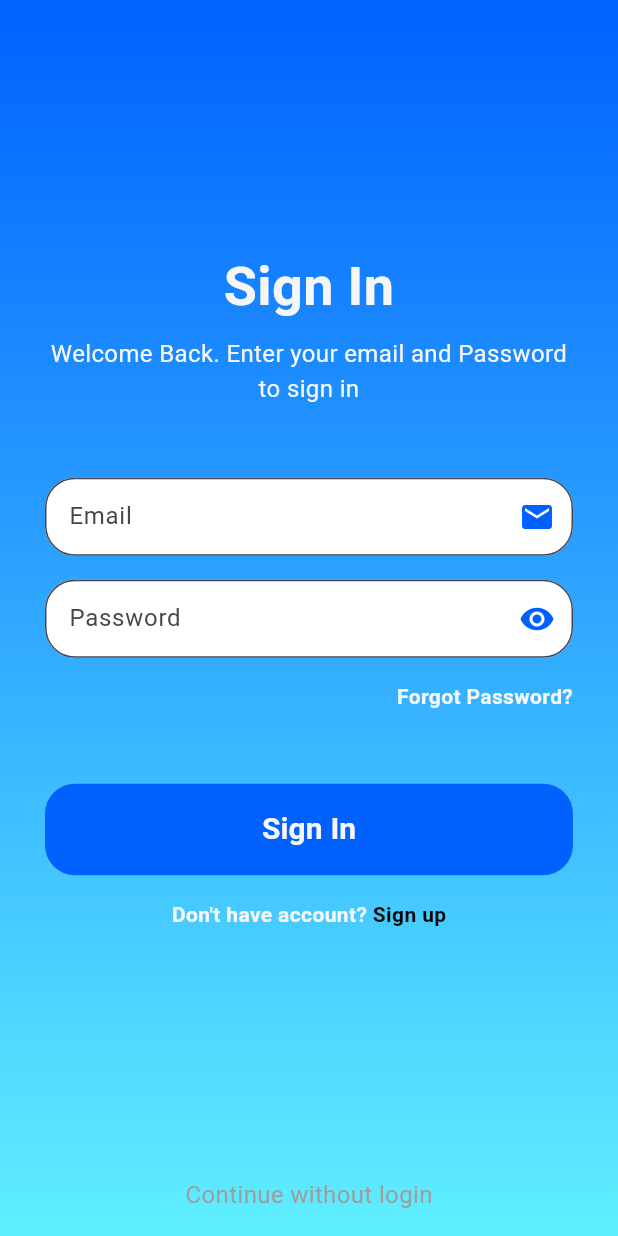
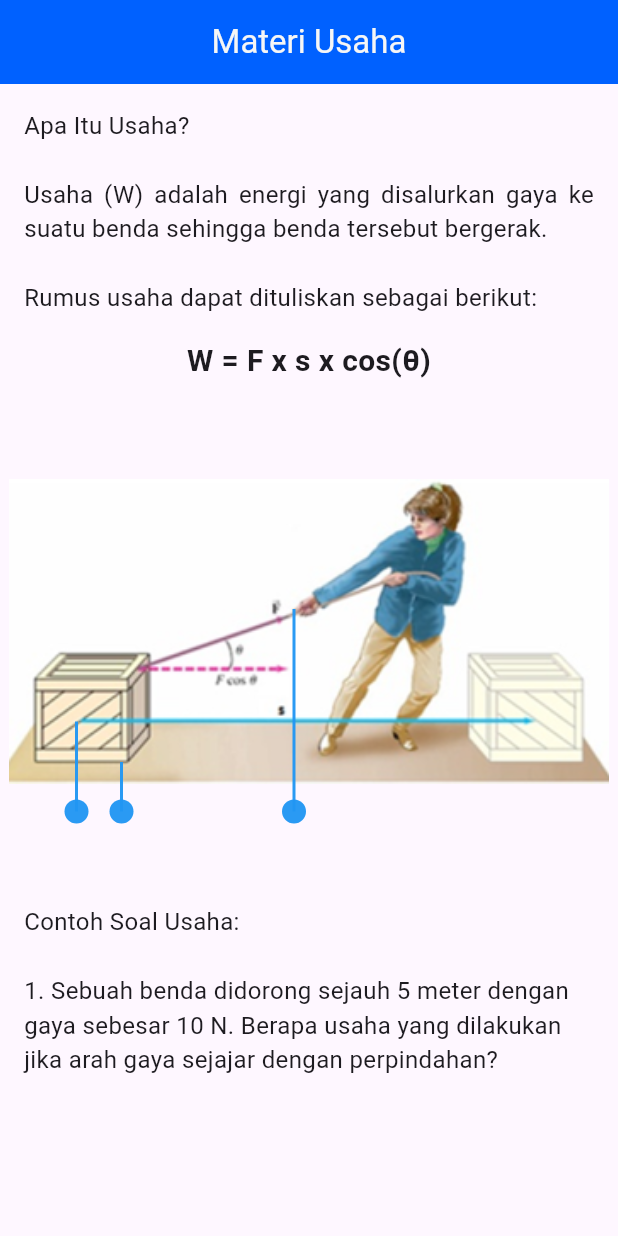
Before and after one commit to DesrielKiki/sunco_physics, a Flutter app: the screen it shows after launch, on a phone screen of 412 x 824 dp. Run offline on Flutter 3.47's test engine with Material 3 defaults, Android fonts, the light colour scheme and no system bars; our stand-ins replace cloud_firestore, firebase_auth, firebase_core, shared_preferences; accounts and stored records are empty.

Commit message:
:hammer: create work lesson and interactive lesson

```diff
--- /dev/null
+++ b/lib/data/model/interactive_point.dart
@@ -0,0 +1,13 @@
+import 'package:flutter/material.dart';
+
+class InteractivePoint {
+  final Offset position;
+  final double lineLength;
+  final String description;
+
+  InteractivePoint({
+    required this.position,
+    required this.lineLength,
+    required this.description,
+  });
+}
--- a/lib/main.dart
+++ b/lib/main.dart
@@ -1,6 +1,7 @@
 import 'package:firebase_core/firebase_core.dart';
 import 'package:flutter/material.dart';
 import 'package:sunco_physics/presentation/navigation/app_routes.dart';
+import 'package:sunco_physics/presentation/screen/lesson/list/work_lesson.dart';
 
 void main() async {
   WidgetsFlutterBinding.ensureInitialized();
@@ -21,14 +22,15 @@ class MyApp extends StatelessWidget {
     return MaterialApp(
       title: 'Flutter Demo',
       debugShowCheckedModeBanner: false,
-      initialRoute: AppRoutes.splash,
-      onGenerateRoute: AppRoutes.generateRoute,
+      // initialRoute: AppRoutes.splash,
+      // onGenerateRoute: AppRoutes.generateRoute,
       theme: ThemeData(
         colorScheme: ColorScheme.fromSeed(
           seedColor: Colors.deepPurple,
         ),
         useMaterial3: true,
       ),
+      home: const WorkLessonScreen(),
     );
   }
 }
--- /dev/null
+++ b/lib/presentation/component/vertical_line_painter.dart
@@ -0,0 +1,36 @@
+import 'package:flutter/material.dart';
+import 'package:sunco_physics/data/model/interactive_point.dart';
+
+class VerticalLinePainter extends CustomPainter {
+  final List<InteractivePoint> points;
+  final List<double> opacityValues; // Opacity untuk garis
+
+  VerticalLinePainter({
+    required this.points,
+    required this.opacityValues,
+  });
+
+  @override
+  void paint(Canvas canvas, Size size) {
+    final Paint linePaint = Paint()
+      ..color = Colors.blue
+      ..strokeWidth = 2.0
+      ..style = PaintingStyle.stroke;
+
+    // Menggambar garis dengan opacity
+    for (int i = 0; i < points.length; i++) {
+      final InteractivePoint point = points[i];
+      final double opacity = opacityValues[i]; // Opacity yang sedang berlaku untuk garis
+
+      final Offset start = point.position;
+      final Offset end = Offset(start.dx, start.dy + point.lineLength);
+
+      // Mengatur opacity garis dengan benar
+      linePaint.color = Colors.blue.withOpacity(opacity);
+      canvas.drawLine(start, end, linePaint); // Menggambar garis
+    }
+  }
+
+  @override
+  bool shouldRepaint(covariant CustomPainter oldDelegate) => true;
+}
--- a/lib/presentation/navigation/app_routes.dart
+++ b/lib/presentation/navigation/app_routes.dart
@@ -3,25 +3,37 @@ import 'package:sunco_physics/presentation/screen/calculator/calculator_list/pot
 import 'package:sunco_physics/presentation/screen/calculator/calculator_list.dart';
 import 'package:sunco_physics/presentation/screen/home/home_screen.dart';
 import 'package:sunco_physics/presentation/screen/lesson/lesson_list.dart';
+import 'package:sunco_physics/presentation/screen/lesson/list/work_lesson.dart';
 import 'package:sunco_physics/presentation/screen/profile/edit/edit_password.dart';
 import 'package:sunco_physics/presentation/screen/profile/edit/edit_profile.dart';
 import 'package:sunco_physics/presentation/screen/splash/splash_screen.dart';
 
 class AppRoutes {
+  /// Main List Route
+
   static const String splash = '/';
   static const String home = '/home';
   static const String history = '/history';
   static const String profile = '/profile';
-
-  static const String calculatorList = '/calculatorList';
-  static const String lessonList = '/lessonList';
-  static const String potentialEnergy = '/potential_energy';
-
   static const String editProfile = '/edit_profile';
   static const String editPassword = '/edit_password';
 
+  /// Calculator List Route
+
+  static const String calculatorList = '/calculatorList';
+  static const String potentialEnergyCalculator =
+      '/potential_energy_calculator';
+
+  /// lesson List Route
+  static const String lessonList = '/lessonList';
+  static const String workLesson = '/work_lesson';
+
   static Route<dynamic> generateRoute(RouteSettings settings) {
     switch (settings.name) {
+      /**
+       * Main List Route
+       */
+
       case splash:
         return MaterialPageRoute(
           builder: (_) => const SplashScreen(),
@@ -29,18 +41,6 @@ class AppRoutes {
       case home:
         return MaterialPageRoute(
           builder: (_) => const HomeScreen(),
-        );
-      case calculatorList:
-        return MaterialPageRoute(
-          builder: (_) => const CalculatorListScreen(),
-        );
-      case lessonList:
-        return MaterialPageRoute(
-          builder: (_) => const LessonListScreen(),
-        );
-      case potentialEnergy:
-        return MaterialPageRoute(
-          builder: (_) => const PotentialEnergyCalculatorScreen(),
         );
       case editProfile:
         return MaterialPageRoute(
@@ -50,6 +50,33 @@ class AppRoutes {
         return MaterialPageRoute(
           builder: (_) => const EditPasswordScreen(),
         );
+
+      /**
+       * Calculator List Route
+       */
+
+      case calculatorList:
+        return MaterialPageRoute(
+          builder: (_) => const CalculatorListScreen(),
+        );
+      case potentialEnergyCalculator:
+        return MaterialPageRoute(
+          builder: (_) => const PotentialEnergyCalculatorScreen(),
+        );
+
+      /**
+       * Lesson List Route
+       */
+
+      case lessonList:
+        return MaterialPageRoute(
+          builder: (_) => const LessonListScreen(),
+        );
+      case workLesson:
+        return MaterialPageRoute(
+          builder: (_) => const WorkLessonScreen(),
+        );
+
       default:
         return MaterialPageRoute(
           builder: (_) => const Scaffold(
--- /dev/null
+++ b/lib/presentation/screen/lesson/list/work_lesson.dart
@@ -0,0 +1,224 @@
+import 'package:flutter/material.dart';
+import 'package:sunco_physics/data/model/interactive_point.dart';
+import 'package:sunco_physics/presentation/component/vertical_line_painter.dart';
+import 'package:sunco_physics/presentation/theme/color_config.dart';
+import 'package:sunco_physics/presentation/component/lesson_dialog.dart';
+
+class WorkLessonScreen extends StatefulWidget {
+  const WorkLessonScreen({super.key});
+
+  @override
+  State<WorkLessonScreen> createState() => _WorkLessonScreenState();
+}
+
+class _WorkLessonScreenState extends State<WorkLessonScreen> with TickerProviderStateMixin {
+  final List<InteractivePoint> points = [
+    InteractivePoint(
+      position: const Offset(45, 210),
+      lineLength: 60,
+      description:
+          "Kotak A: Benda ini awalnya dalam posisi diam sebelum gaya diberikan.",
+    ),
+    InteractivePoint(
+      position: const Offset(190, 135),
+      lineLength: 135,
+      description: "Gaya: Ini adalah arah gaya yang bekerja pada benda.",
+    ),
+    InteractivePoint(
+      position: const Offset(75, 237),
+      lineLength: 33,
+      description: "Kotak B: Posisi akhir benda setelah mengalami usaha.",
+    ),
+  ];
+
+  late List<AnimationController> _animationControllers;
+  late List<Animation<double>> _opacityAnimations;
+  late List<bool> clickedPoints;
+  late List<double> opacityValues;
+
+  @override
+  void initState() {
+    super.initState();
+
+    clickedPoints = List.generate(points.length, (_) => false);
+    opacityValues =
+        List.generate(points.length, (_) => 1.0); // Mulai dengan opacity penuh
+
+    // Inisialisasi AnimationController untuk setiap titik
+    _animationControllers = List.generate(
+      points.length,
+      (_) => AnimationController(
+        duration: const Duration(seconds: 1),
+        vsync: this,
+      )..repeat(reverse: true), // Ulangi animasi dengan efek reverse
+    );
+
+    // Membuat animasi kedip (opacity)
+    _opacityAnimations = _animationControllers
+        .map(
+          (controller) => Tween<double>(begin: 1.0, end: 0.5).animate(
+            CurvedAnimation(parent: controller, curve: Curves.easeInOut),
+          ),
+        )
+        .toList();
+
+    // Debugging: Menampilkan status awal
+    debugPrint('Initial opacityValues: $opacityValues');
+  }
+
+  @override
+  void dispose() {
+    // Menyelesaikan controller animasi ketika tidak digunakan lagi
+    for (var controller in _animationControllers) {
+      controller.dispose();
+    }
+    super.dispose();
+  }
+
+  // Fungsi untuk menampilkan deskripsi titik
+  void _showDescription(String description) {
+    debugPrint("Menampilkan deskripsi: $description");
+    showDialog(
+      context: context,
+      builder: (context) => LessonDialog(description: description),
+    );
+  }
+
+  // Fungsi untuk menangani klik pada titik
+  void _onPointClicked(int index) {
+    if (!clickedPoints[index]) {
+      debugPrint('Titik $index diklik');
+      // Mengatur opacity ke 1.0 terlebih dahulu sebelum menghentikan animasi
+      setState(() {
+        opacityValues[index] = 1.0; // Mengembalikan opacity ke 1
+        clickedPoints[index] = true; // Menandai bahwa titik sudah diklik
+      });
+
+      // Debugging: Status setelah opacity diatur
+      debugPrint('Opacity setelah diklik untuk titik $index: ${opacityValues[index]}');
+
+      // Memberikan sedikit delay sebelum animasi dihentikan dan deskripsi ditampilkan
+      Future.delayed(const Duration(milliseconds: 300), () {
+        // Hentikan animasi pada titik yang diklik
+        _animationControllers[index].stop();
+
+        // Debugging: Menampilkan status setelah animasi dihentikan
+        debugPrint('Animasi dihentikan untuk titik $index');
+
+        // Menampilkan deskripsi titik setelah animasi dihentikan
+        _showDescription(points[index].description);
+      });
+    } else {
+      debugPrint('Titik $index sudah diklik sebelumnya');
+    }
+  }
+
+  @override
+  Widget build(BuildContext context) {
+    return Scaffold(
+      appBar: AppBar(
+        title: const Text("Materi Usaha"),
+        backgroundColor: ColorConfig.primaryColor,
+        foregroundColor: ColorConfig.onPrimaryColor,
+        centerTitle: true,
+      ),
+      body: SingleChildScrollView(
+        child: Column(
+          children: [
+            const Padding(
+              padding: EdgeInsets.all(16.0),
+              child: Text(
+                "Apa Itu Usaha?\n\nUsaha (W) adalah energi yang disalurkan gaya ke suatu benda sehingga benda tersebut bergerak.\n\nRumus usaha dapat dituliskan sebagai berikut:",
+                style: TextStyle(fontSize: 16),
+                textAlign: TextAlign.justify,
+              ),
+            ),
+            const Center(
+              child: Text(
+                "W = F x s x cos(θ)",
+                style: TextStyle(
+                  fontSize: 20,
+                  fontWeight: FontWeight.bold,
+                ),
+              ),
+            ),
+            const SizedBox(height: 16),
+            Center(
+              child: Stack(
+                children: [
+                  Image.asset(
+                    'assets/lesson/work/usaha_1.png',
+                    width: 400,
+                    height: 300,
+                    fit: BoxFit.contain,
+                  ),
+
+                  // Menggambar garis dengan animasi kedip
+                  Positioned.fill(
+                    child: AnimatedBuilder(
+                      animation: Listenable.merge(_animationControllers),
+                      builder: (context, child) {
+                        return CustomPaint(
+                          painter: VerticalLinePainter(
+                            points: points,
+                            opacityValues: _opacityAnimations
+                                .map((anim) => anim.value)
+                                .toList(),
+                          ),
+                        );
+                      },
+                    ),
+                  ),
+
+                  // Menambahkan titik interaktif dengan animasi kedip
+                  ...points
+                      .asMap()
+                      .map((index, point) {
+                        final Offset endPosition = Offset(
+                          point.position.dx,
+                          point.position.dy + point.lineLength,
+                        );
+
+                        return MapEntry(
+                          index,
+                          Positioned(
+                            left: endPosition.dx - 8,
+                            top: endPosition.dy - 8,
+                            child: FadeTransition(
+                              opacity: _opacityAnimations[index],
+                              child: GestureDetector(
+                                onTap: () {
+                                  _onPointClicked(index); // Fungsi untuk menangani klik
+                                },
+                                child: Container(
+                                  width: 16,
+                                  height: 16,
+                                  decoration: const BoxDecoration(
+                                    color: Colors.blue,
+                                    shape: BoxShape.circle,
+                                  ),
+                                ),
+                              ),
+                            ),
+                          ),
+                        );
+                      })
+                      .values
+                      .toList(),
+                ],
+              ),
+            ),
+            const SizedBox(height: 16),
+            const Padding(
+              padding: EdgeInsets.all(16.0),
+              child: Text(
+                "Contoh Soal Usaha:\n\n1. Sebuah benda didorong sejauh 5 meter dengan gaya sebesar 10 N. Berapa usaha yang dilakukan jika arah gaya sejajar dengan perpindahan?",
+                style: TextStyle(fontSize: 16),
+              ),
+            ),
+          ],
+        ),
+      ),
+    );
+  }
+}
--- a/pubspec.yaml
+++ b/pubspec.yaml
@@ -63,6 +63,9 @@ flutter:
   # To add assets to your application, add an assets section, like this:
   assets:
     - assets/
+    - assets/lesson/
+    - assets/lesson/work/
+    - assets/lesson/work/usaha_1.png
     - assets/logo_awal.png
     - assets/ic_kalkulator.png
     - assets/ic_book.png
```
Also changed, not shown: lib/data/model/calculator_data.dart (+13 -2 lines), lib/presentation/component/lesson_dialog.dart (added, +21 -0 lines), lib/presentation/screen/calculator/calculator_list.dart (+4 -4 lines), lib/presentation/screen/lesson/lesson_list.dart (+160 -1 lines), assets/lesson/work/usaha_1.png (added).
